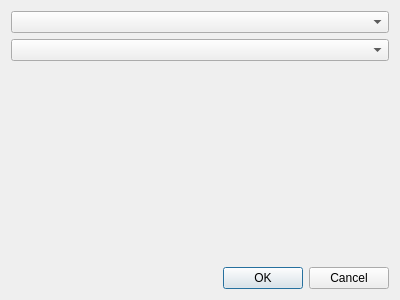
Above: gui/settingsdialog.ui from Meisterschueler/meisterschueler-qt before the change. Below: the same form after it.
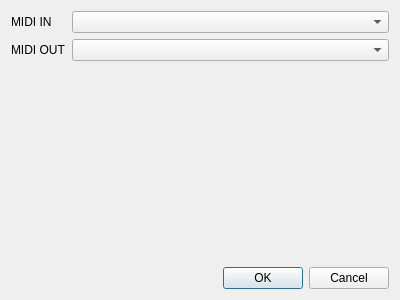
That is the form after the change.

```diff
--- a/gui/settingsdialog.ui
+++ b/gui/settingsdialog.ui
@@ -15,10 +15,71 @@
   </property>
   <layout class="QVBoxLayout" name="verticalLayout">
    <item>
-    <widget class="QComboBox" name="comboBoxInputDevice"/>
-   </item>
-   <item>
-    <widget class="QComboBox" name="comboBoxOutputDevice"/>
+    <layout class="QHBoxLayout" name="horizontalLayout">
+     <item>
+      <layout class="QVBoxLayout" name="verticalLayout_3">
+       <property name="sizeConstraint">
+        <enum>QLayout::SetDefaultConstraint</enum>
+       </property>
+       <item>
+        <widget class="QLabel" name="label">
+         <property name="sizePolicy">
+          <sizepolicy hsizetype="Maximum" vsizetype="Preferred">
+           <horstretch>0</horstretch>
+           <verstretch>0</verstretch>
+          </sizepolicy>
+         </property>
+         <property name="layoutDirection">
+          <enum>Qt::LeftToRight</enum>
+         </property>
+         <property name="text">
+          <string>MIDI IN</string>
+         </property>
+         <property name="alignment">
+          <set>Qt::AlignLeading|Qt::AlignLeft|Qt::AlignVCenter</set>
+         </property>
+        </widget>
+       </item>
+       <item>
+        <widget class="QLabel" name="label_2">
+         <property name="sizePolicy">
+          <sizepolicy hsizetype="Maximum" vsizetype="Preferred">
+           <horstretch>0</horstretch>
+           <verstretch>0</verstretch>
+          </sizepolicy>
+         </property>
+         <property name="text">
+          <string>MIDI OUT</string>
+         </property>
+        </widget>
+       </item>
+      </layout>
+     </item>
+     <item>
+      <layout class="QVBoxLayout" name="verticalLayout_2">
+       <item>
+        <widget class="QComboBox" name="comboBoxInputDevice">
+         <property name="sizePolicy">
+          <sizepolicy hsizetype="MinimumExpanding" vsizetype="Fixed">
+           <horstretch>0</horstretch>
+           <verstretch>0</verstretch>
+          </sizepolicy>
+         </property>
+        </widget>
+       </item>
+       <item>
+        <widget class="QComboBox" name="comboBoxOutputDevice">
+         <property name="sizePolicy">
+          <sizepolicy hsizetype="MinimumExpanding" vsizetype="Fixed">
+           <horstretch>0</horstretch>
+           <verstretch>0</verstretch>
+          </sizepolicy>
+         </property>
+        </widget>
+       </item>
+      </layout>
+     </item>
+    </layout>
    </item>
    <item>
     <spacer name="verticalSpacer">
```
